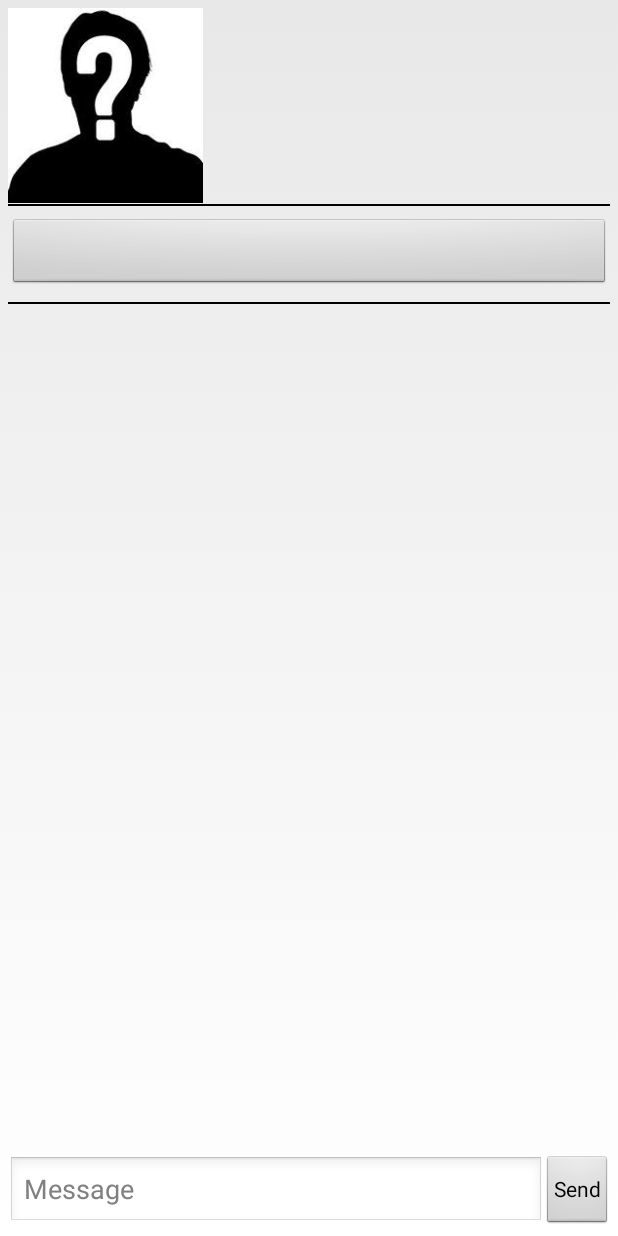
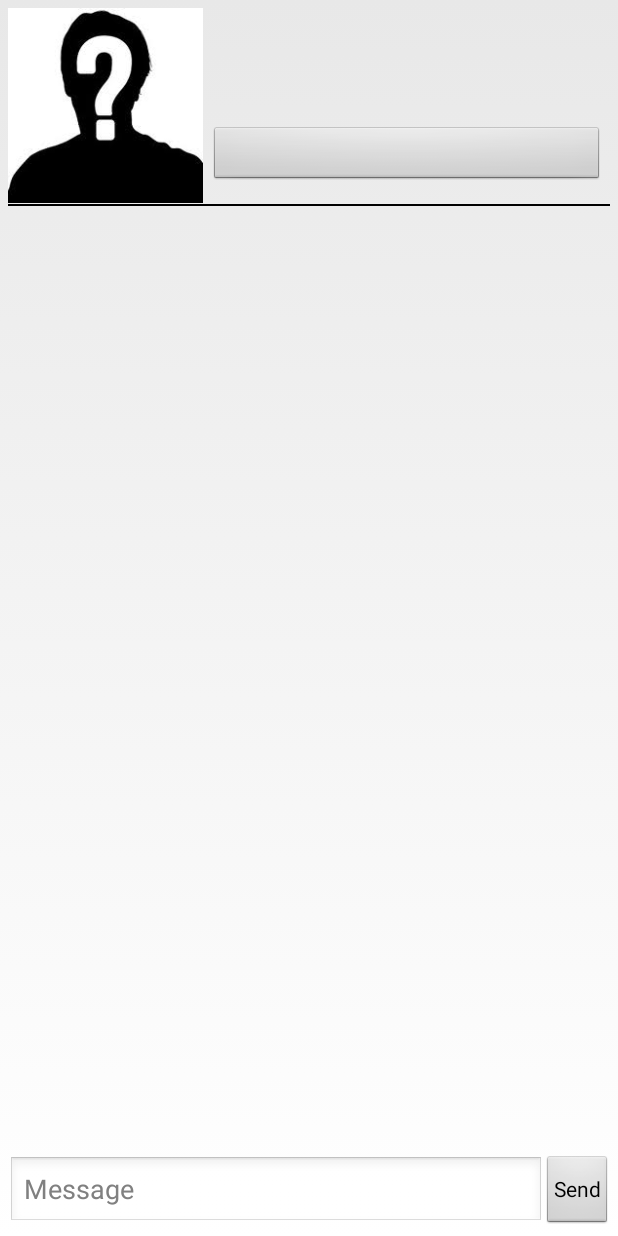
Before and after one commit to nir-jackson/LocoTalk, an Android app: the ChatActivity screen opened directly, with no data from a screen before it, on a phone screen of 412 x 824 dp. Run offline under Robolectric (Android 15) with nearby library versions, the phone set to English and light mode, and no system bars; 2 statements that could not run were skipped.

Commit message:
Grahpical updates

```diff
--- a/src/main/java/il/co/nolife/locotalk/ThumbnailTask.java
+++ /dev/null
@@ -1,5 +0,0 @@
-package il.co.nolife.locotalk;
-
-/**
- * Created by Victor Belski on 9/11/2015.
- */
--- a/src/main/res/layout/basic_chat_activity.xml
+++ b/src/main/res/layout/basic_chat_activity.xml
@@ -23,37 +23,36 @@
                 android:src="@drawable/question_man"
                 />
 
-            <TextView
+            <RelativeLayout
                 android:layout_width="fill_parent"
-                android:layout_height="wrap_content"
-                android:ems="10"
-                android:id="@+id/chat_title"
-                android:textSize="40sp"
-                android:gravity= "center"/>
+                android:layout_height="fill_parent"
+                android:orientation="vertical"
+                android:padding="4dp">
+
+                <Button
+                    android:layout_width="fill_parent"
+                    android:layout_height="40dp"
+                    android:id="@+id/chat_center_button"
+                    android:backgroundTintMode="multiply"
+                    android:layout_marginTop="7dp"
+                    android:layout_marginBottom="7dp"
+                    android:layout_alignParentBottom="true"
+                    android:height="40dp" />
+
+                <TextView
+                    android:layout_width="fill_parent"
+                    android:layout_height="fill_parent"
+                    android:layout_above="@id/chat_center_button"
+                    android:ems="10"
+                    android:id="@+id/chat_title"
+                    android:textSize="40sp"
+                    android:gravity= "center"/>
 
 
 
+            </RelativeLayout>
+
         </LinearLayout>
-
-        <TextView
-            style="?android:attr/listSeparatorTextViewStyle"
-            android:paddingTop="5dip"
-            android:gravity="center_horizontal"
-            android:layout_width="match_parent"
-            android:layout_height="1dp"
-            android:background="#000" />
-
-        <Button
-            android:layout_width="match_parent"
-            android:layout_height="wrap_content"
-            android:id="@+id/chat_center_button"
-            android:backgroundTintMode="multiply"
-            android:layout_marginTop="7dp"
-            android:layout_marginBottom="7dp"
-            android:height="40dp"
-            />
-
-
 
         <TextView
             style="?android:attr/listSeparatorTextViewStyle"
```
Also changed, not shown: src/main/java/il/co/nolife/locotalk/LocoTalkMain.java (+17 -15 lines), src/main/res/layout/map_activity.xml (+4 -3 lines).
